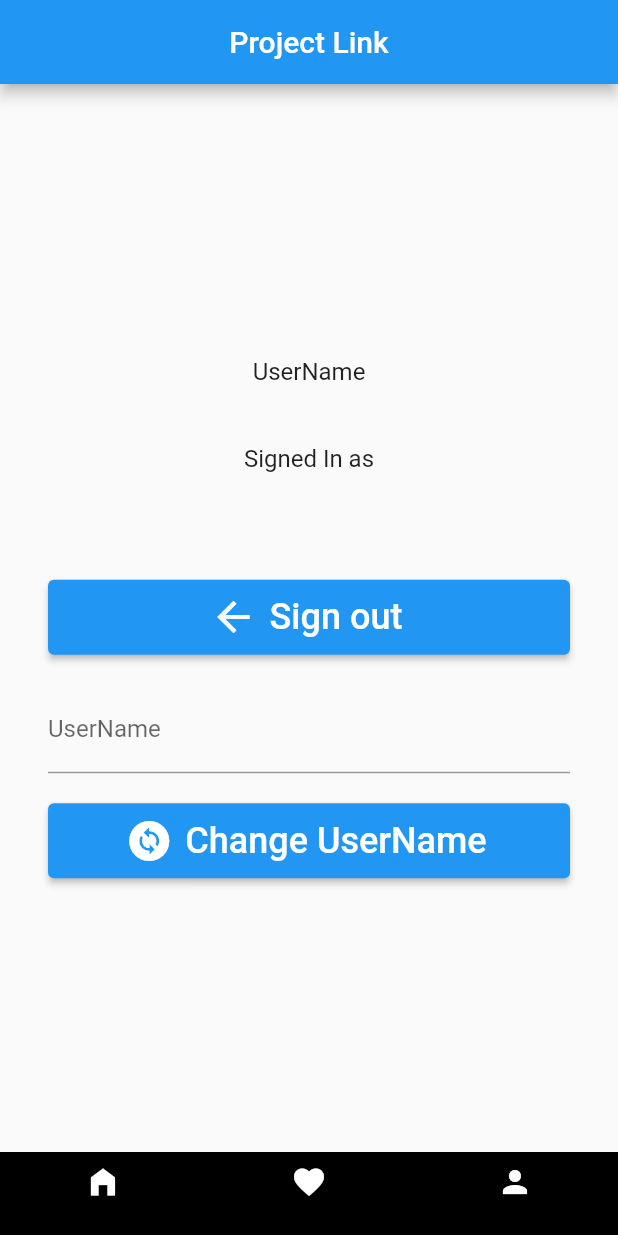
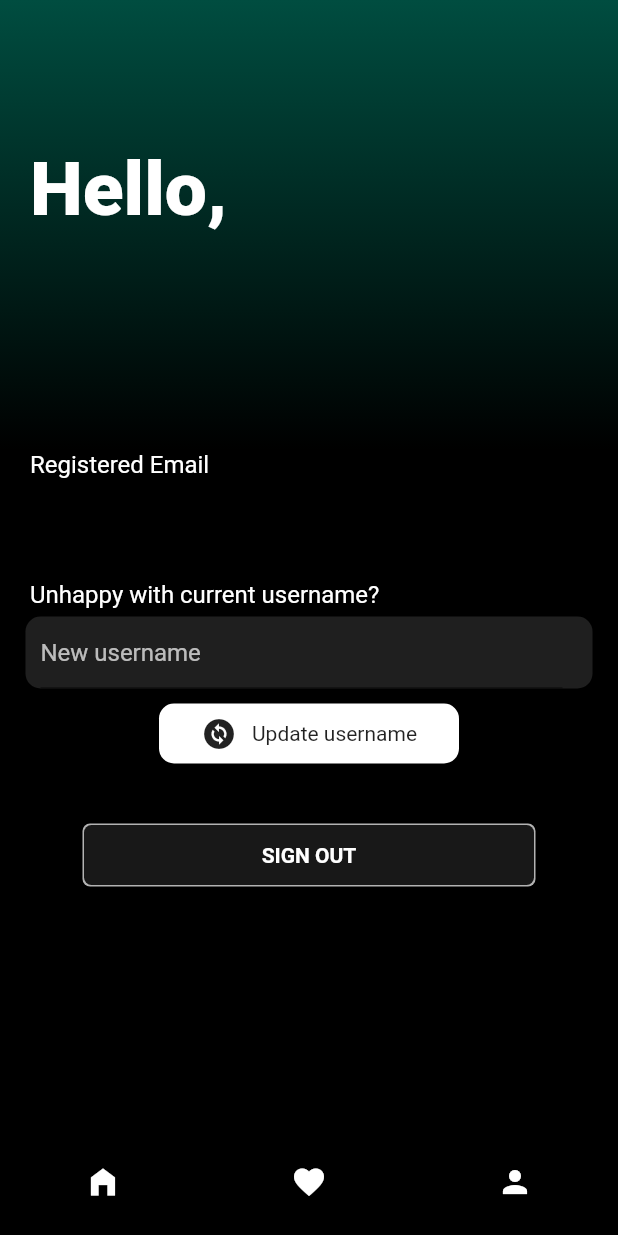
Before and after one commit to semandreis/project_link, a Flutter app: the screen it shows once a user with an empty profile is signed in, swiped to page 3, on a phone screen of 412 x 824 dp. Run offline on Flutter 3.47's test engine with Material 2 defaults, Android fonts, the phone set to English and light mode, and no system bars; our stand-ins replace cloud_firestore, email_validator, firebase_auth, firebase_core; accounts and stored records are empty.

Commit message:
Profile page updates

```diff
--- a/lib/Profile.dart
+++ b/lib/Profile.dart
@@ -36,53 +36,135 @@ class _ProfileState extends State<Profile> {
   Widget build(BuildContext context) {
     final user = FirebaseAuth.instance.currentUser!;
     return Scaffold(
-      appBar: AppBar(
-        title: Center(
-          child: Text("Project Link"),
+      backgroundColor: Colors.black,
+      body: SingleChildScrollView(
+        child: Column(
+          crossAxisAlignment: CrossAxisAlignment.start,
+            children: [
+              Container(
+                height: 300,
+                width: 450,
+               decoration: BoxDecoration(
+                 gradient: LinearGradient(
+                   colors: [Color(0xFF004D40),Colors.black],
+                   begin: Alignment.topCenter,
+                   end: Alignment.bottomCenter
                  ),
+
                ),
-      body: Padding(
-        padding: EdgeInsets.all(32),
+                child: Padding(
+                  padding: const EdgeInsets.only(left: 20, right: 20),
                   child: Column(
                     mainAxisAlignment: MainAxisAlignment.center,
+                    crossAxisAlignment: CrossAxisAlignment.start,
                     children: [
-            Text("UserName", style: TextStyle(fontSize: 16)),
-            SizedBox(height: 8),
-            Text(
-              _userName,
-              style: TextStyle(fontSize: 20, fontWeight: FontWeight.bold),
-            ),
-            SizedBox(height: 8),
-            Text("Signed In as", style: TextStyle(fontSize: 16)),
-            SizedBox(height: 8),
-            Text(
-              user.email!,
-              style: TextStyle(fontSize: 20, fontWeight: FontWeight.bold),
-            ),
-            SizedBox(height: 40),
-            ElevatedButton.icon(
-              style: ElevatedButton.styleFrom(minimumSize: Size.fromHeight(50)),
-              icon: Icon(Icons.arrow_back, size: 32),
-              label: Text('Sign out', style: TextStyle(fontSize: 24)),
-              onPressed: () => FirebaseAuth.instance.signOut(),
-            ),
-            SizedBox(height: 20),
-            TextField(
-              controller: userNameController,
-              cursorColor: Colors.white,
-              textInputAction: TextInputAction.next,
-              decoration: const InputDecoration(labelText: 'UserName'),
-            ),
-            SizedBox(height: 20),
-            ElevatedButton.icon(
-              style: ElevatedButton.styleFrom(minimumSize: Size.fromHeight(50)),
-              icon: Icon(Icons.change_circle, size: 32),
-              label: Text('Change UserName', style: TextStyle(fontSize: 24)),
-              onPressed: () => FirebaseFirestore.instance.collection('users').doc(user.uid).update({'userName': userNameController.text}),
-            )
+                      Text("Hello,", style: TextStyle(fontSize: 50, color: Colors.white, fontWeight: FontWeight.w900),),
+                      Text(_userName, style: TextStyle(fontSize: 40, color: Colors.white, fontWeight: FontWeight.w200),)
                     ],
                   ),
                 ),
+              ),
+              Padding(
+                padding: const EdgeInsets.only(left: 20, right: 20),
+                child: Text("Registered Email", style: TextStyle(fontSize: 16, color: Colors.white,fontWeight: FontWeight.w400)),
+              ),
+              SizedBox(height: 5),
+              Padding(
+                padding: const EdgeInsets.only(left: 20, right: 20),
+                child: Text(
+                  user.email!,
+                  style: TextStyle(fontSize: 20, fontWeight: FontWeight.bold, color: Colors.white),
+                ),
+              ),SizedBox(
+                height: 40,
+              ),
+              Padding(
+                padding: const EdgeInsets.only(left: 20, right: 20),
+                child: Text(
+                 "Unhappy with current username?",
+                  style: TextStyle(fontSize: 16, fontWeight: FontWeight.w400, color: Colors.white),
+                ),
+              ),
+              SizedBox(
+                height: 5,
+              ),
+              Padding(
+                padding: const EdgeInsets.only(left: 17, right: 17),
+                child: Container(
+                  decoration: BoxDecoration(
+                  color: Colors.white12,
+                  borderRadius: BorderRadius.all(Radius.circular(10))
+                  ),
+                  child: Padding(
+                    padding: const EdgeInsets.only(left: 10, right: 20),
+                    child: TextField(
+
+                        controller: userNameController,
+                        cursorColor: Colors.white,
+                        style: TextStyle(color: Colors.white),
+                        textInputAction: TextInputAction.next,
+                        decoration: const InputDecoration(hintText: 'New username', hintStyle: TextStyle(color: Colors.white70), focusedBorder: UnderlineInputBorder(borderSide: BorderSide(color: Colors.white)),)),
+                  ),
+                ),
+              ),
+              SizedBox(height: 10),
+              Center(
+                child: GestureDetector(
+                  onTap: () => FirebaseFirestore.instance.collection('users').doc(user.uid).update({'userName': userNameController.text}),
+                  child: Container(
+                    height: 40,
+                    width: 200,
+                    child: Row(
+                      mainAxisAlignment: MainAxisAlignment.center,
+                      crossAxisAlignment: CrossAxisAlignment.center,
+                      children: [
+                        Icon(Icons.change_circle),
+                        SizedBox(width: 10,),
+                        Text("Update username"),
+                      ],
+                    ),
+                    decoration: BoxDecoration(
+                      color: Colors.white,
+                      borderRadius: BorderRadius.all(Radius.circular(10))
+                    ),
+                  ),
+                ),
+              ),
+
+
+
+              SizedBox(height: 40),
+              Center(
+                child: GestureDetector(
+                  onTap:  () => FirebaseAuth.instance.signOut(),
+                  child: Container(
+                    decoration: BoxDecoration(
+                        borderRadius: BorderRadius.all(Radius.circular(5)),
+                        color: Colors.white70
+                    ),
+
+                    child: Padding(
+                      padding: const EdgeInsets.all(1.0),
+                      child: Container(
+                        height: 40,
+                        width: 300,
+                        child: Center(child: Text("SIGN OUT",style: TextStyle(fontWeight: FontWeight.w700,color: Colors.white),)),
+                        decoration: BoxDecoration(
+                          borderRadius: BorderRadius.all(Radius.circular(5)),
+                          color: Colors.black87
+                        ),
+                      ),
+                    ),
+                  ),
+                ),
+              ),
+
+
+
+            ],
+          ),
+      ),
+
     );
   }
 }
--- a/lib/home_page.dart
+++ b/lib/home_page.dart
@@ -9,6 +9,7 @@ class HomePage extends StatelessWidget {
 
 
     return Scaffold(
+
       floatingActionButton: FloatingActionButton(
         backgroundColor: Colors.white24,
         child: Icon(Icons.add),
@@ -24,7 +25,8 @@ class HomePage extends StatelessWidget {
                 padding: const EdgeInsets.only(top: 50),
                 child: Container(
                   width: 450,
-                  height: 150,
+                  height: 200,
+
 
                   child: Padding(
                     padding: const EdgeInsets.all(10),
```
Lines whose indentation alone changed are shown as unchanged.
